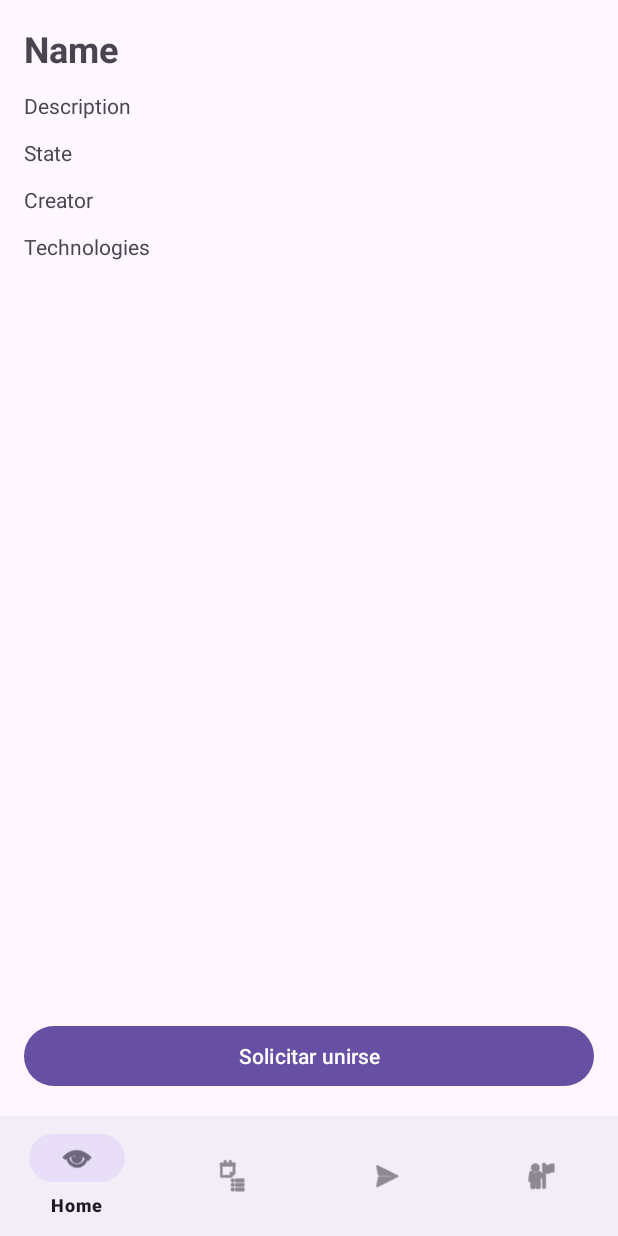
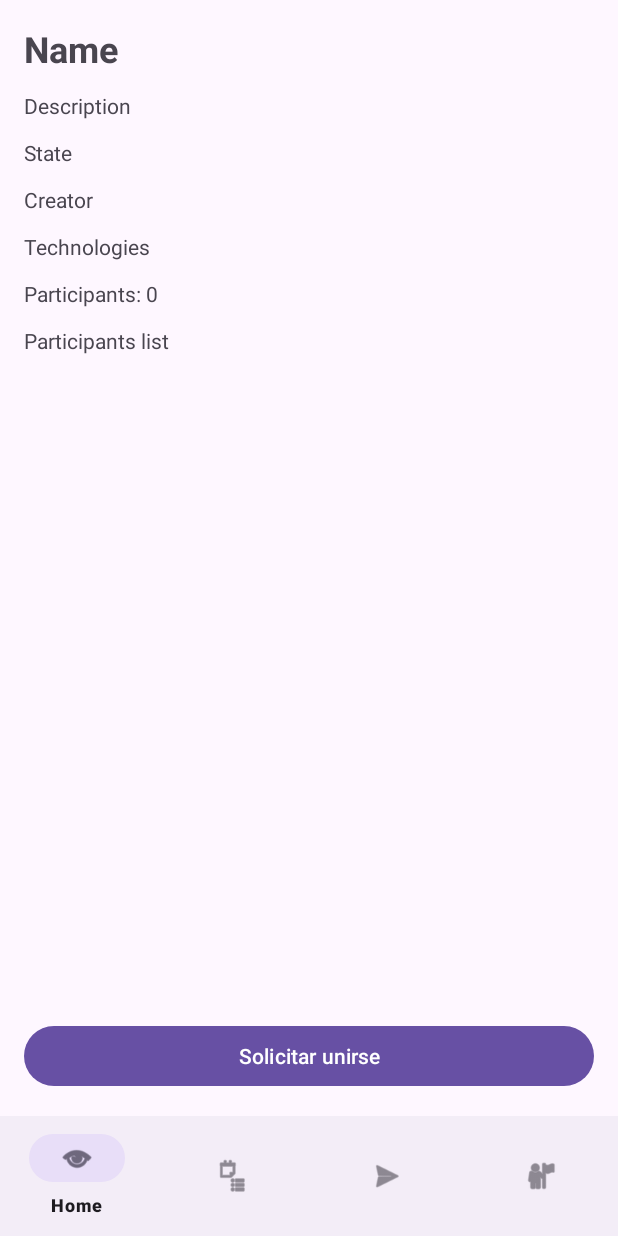
Before and after one commit to jrodlop140/DevSyncAndroid, an Android app: the fragment ProjectDetailFragment placed in its activity, on a phone screen of 412 x 824 dp. Run offline under Robolectric (Android 15) with nearby library versions, the phone set to English and light mode, and no system bars; our stand-ins replace Firebase (no records; nobody signed in at launch, a user with empty details on screens opened directly).

Commit message:
TFGDV-14 Creada lógica para mostrar números de participantes por proyecto y nombre de participantes

```diff
--- a/app/src/main/res/layout/fragment_project_detail.xml
+++ b/app/src/main/res/layout/fragment_project_detail.xml
@@ -56,6 +56,20 @@
                 android:layout_height="wrap_content"
                 android:layout_marginTop="12dp"
                 android:text="@string/technologies" />
+
+            <TextView
+                android:id="@+id/tvDetailProjectParticipants"
+                android:layout_width="wrap_content"
+                android:layout_height="wrap_content"
+                android:layout_marginTop="12dp"
+                android:text="@string/participants_0" />
+
+            <TextView
+                android:id="@+id/tvDetailProjectParticipantsNames"
+                android:layout_width="wrap_content"
+                android:layout_height="wrap_content"
+                android:layout_marginTop="12dp"
+                android:text="@string/participants_list" />
         </LinearLayout>
     </ScrollView>
 
@@ -64,7 +78,7 @@
         android:layout_width="match_parent"
         android:layout_height="wrap_content"
         android:layout_margin="16dp"
-        android:text="Solicitar unirse"
+        android:text="@string/solicitar_unirse"
         app:layout_constraintBottom_toBottomOf="parent"
         app:layout_constraintEnd_toEndOf="parent"
         app:layout_constraintStart_toStartOf="parent" />
--- a/app/src/main/res/values/strings.xml
+++ b/app/src/main/res/values/strings.xml
@@ -11,4 +11,7 @@
     <string name="state">State</string>
     <string name="creator">Creator</string>
     <string name="technologies">Technologies</string>
+    <string name="participants_0">Participants: 0</string>
+    <string name="participants_list">Participants list</string>
+    <string name="solicitar_unirse">Solicitar unirse</string>
 </resources>
```
Also changed, not shown: app/src/main/java/es/iescarrillo/devsync/fragments/ProfileFragment.java (+18 -2 lines), app/src/main/java/es/iescarrillo/devsync/fragments/ProjectDetailFragment.java (+60 -1 lines), app/src/main/java/es/iescarrillo/devsync/services/UserService.java (+9 -0 lines), app/src/main/res/layout/fragment_profile.xml (+5 -3 lines).
